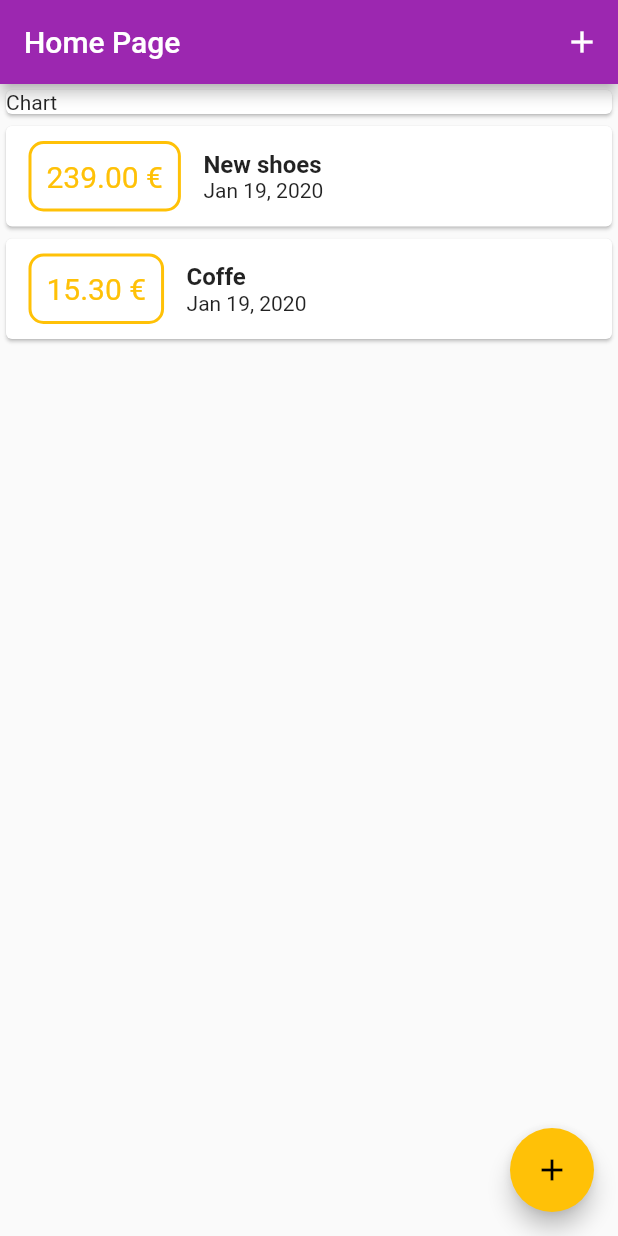
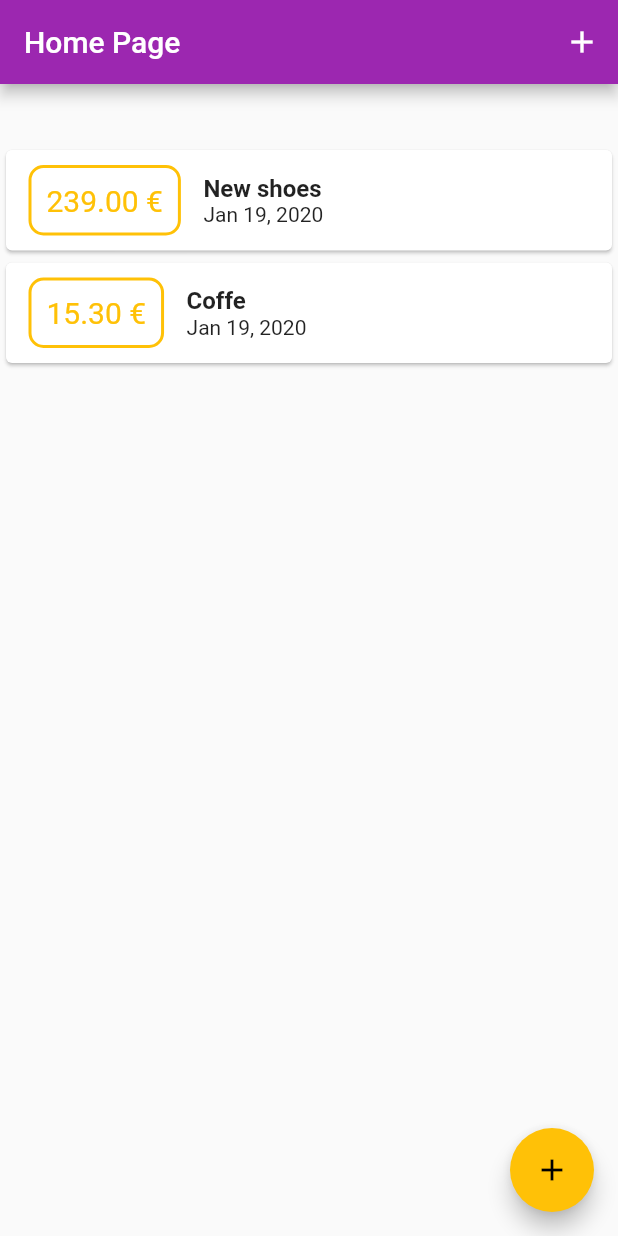
Before and after one commit to gkubiak92/myExpenseMobile, a Flutter app: the screen it shows after launch, on a phone screen of 412 x 824 dp. Run offline on Flutter 3.47's test engine with Material 2 defaults, Android fonts, the phone set to English and light mode, and no system bars.

Commit message:
Add chart widget

```diff
--- a/lib/main.dart
+++ b/lib/main.dart
@@ -2,6 +2,7 @@ import 'package:flutter/material.dart';
 import 'package:myExpenseMobile/widgets/new_transaction.dart';
 
 import 'models/transaction.dart';
+import 'widgets/chart.dart';
 import 'widgets/transaction_list.dart';
 
 void main() => runApp(MyApp());
@@ -15,6 +16,12 @@ class MyApp extends StatelessWidget {
       theme: ThemeData(
         primarySwatch: Colors.purple,
         accentColor: Colors.amber,
+        textTheme: ThemeData.light().textTheme.copyWith(
+              title: TextStyle(
+                fontFamily: 'Quicksand',
+                fontWeight: FontWeight.bold,
+              ),
+            ),
       ),
     );
   }
@@ -40,6 +47,16 @@ class _MyHomePageState extends State<MyHomePage> {
       date: DateTime.now(),
     ),
   ];
+
+  List<Transaction> get _recentTransactions {
+    return _userTransactions.where((tx) {
+      return tx.date.isAfter(
+        DateTime.now().subtract(
+          Duration(days: 7),
+        ),
+      );
+    }).toList();
+  }
 
   void _addNewTransaction(String title, double amount) {
     final newTransaction = new Transaction(
@@ -71,7 +88,9 @@ class _MyHomePageState extends State<MyHomePage> {
   Widget build(BuildContext context) {
     return Scaffold(
       appBar: AppBar(
-        title: Text('Home Page'),
+        title: Text(
+          'Home Page',
+        ),
         actions: <Widget>[
           IconButton(
             icon: Icon(Icons.add),
@@ -84,11 +103,7 @@ class _MyHomePageState extends State<MyHomePage> {
           mainAxisAlignment: MainAxisAlignment.start,
           crossAxisAlignment: CrossAxisAlignment.stretch,
           children: <Widget>[
-            Container(
-              child: Card(
-                child: Text('Chart'),
-              ),
-            ),
+            Chart(_userTransactions),
             TransactionList(_userTransactions),
           ],
         ),
--- /dev/null
+++ b/lib/widgets/chart.dart
@@ -0,0 +1,38 @@
+import 'package:flutter/material.dart';
+import 'package:intl/intl.dart';
+
+import '../models/transaction.dart';
+
+class Chart extends StatelessWidget {
+  final List<Transaction> recentTransactions;
+
+  Chart(this.recentTransactions);
+
+  List<Map<String, Object>> get groupedTransactionValues {
+    return List.generate(7, (index) {
+      final weekDay = DateTime.now().subtract(Duration(days: index));
+      double totalSum = 0.0;
+
+      for (var i = 0; i < recentTransactions.length; i++) {
+        if (recentTransactions[i].date.day == weekDay.day &&
+            recentTransactions[i].date.month == weekDay.month &&
+            recentTransactions[i].date.year == weekDay.year) {
+          totalSum += recentTransactions[i].amount;
+        }
+      }
+
+      return {'day': DateFormat.E().format(weekDay), 'amount': totalSum};
+    });
+  }
+
+  @override
+  Widget build(BuildContext context) {
+    return Card(
+      elevation: 6,
+      margin: EdgeInsets.all(20),
+      child: Row(
+        children: <Widget>[],
+      ),
+    );
+  }
+}
--- a/lib/widgets/transaction_list.dart
+++ b/lib/widgets/transaction_list.dart
@@ -12,19 +12,37 @@ class TransactionList extends StatelessWidget {
   Widget build(BuildContext context) {
     return Container(
       height: 300,
-      child: ListView.builder(
+      child: userTransactions.isEmpty
+          ? Column(
+              children: <Widget>[
+                Text('No transactions yet'),
+                SizedBox(
+                  height: 30,
+                ),
+                Container(
+                  height: 200,
+                  child: Image.asset(
+                    'assets/images/waiting.png',
+                    fit: BoxFit.cover,
+                  ),
+                )
+              ],
+            )
+          : ListView.builder(
               itemBuilder: (ctx, index) {
                 return Card(
                   child: Row(
                     children: <Widget>[
                       Container(
-                  margin: EdgeInsets.symmetric(vertical: 10, horizontal: 15),
+                        margin:
+                            EdgeInsets.symmetric(vertical: 10, horizontal: 15),
                         decoration: BoxDecoration(
                             border: Border.all(
                               color: Theme.of(context).accentColor,
                               width: 2,
                             ),
-                      borderRadius: BorderRadius.all(Radius.circular(10))),
+                            borderRadius:
+                                BorderRadius.all(Radius.circular(10))),
                         padding: EdgeInsets.all(10),
                         child: Text(
                           '${userTransactions[index].amount.toStringAsFixed(2)} €',
@@ -45,7 +63,8 @@ class TransactionList extends StatelessWidget {
                             ),
                           ),
                           Text(
-                      DateFormat.yMMMd().format(userTransactions[index].date),
+                            DateFormat.yMMMd()
+                                .format(userTransactions[index].date),
                           ),
                         ],
                       )
```
Also changed, not shown: pubspec.yaml (+15 -8 lines), assets/fonts/OpenSans-Bold.ttf (added), assets/fonts/OpenSans-Regular.ttf (added), assets/fonts/Quicksand-Bold.ttf (added), assets/fonts/Quicksand-Light.ttf (added), assets/fonts/Quicksand-Medium.ttf (added), assets/fonts/Quicksand-Regular.ttf (added), assets/images/waiting.png (added). Lines whose indentation alone changed are shown as unchanged.
